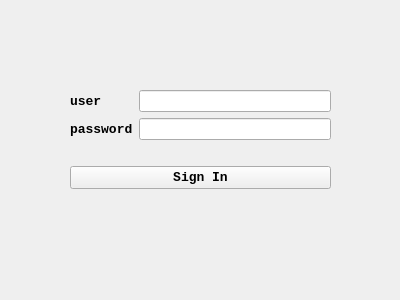
Before: the Qt Designer form PokemonClient/signin.ui in XiaoyuWang-BUPT/Pokemon, drawn with Qt 5.
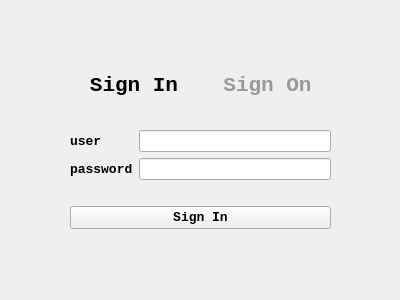
After: the same form once the commit is applied.

```diff
--- a/PokemonClient/signin.ui
+++ b/PokemonClient/signin.ui
@@ -17,7 +17,7 @@
    <property name="geometry">
     <rect>
      <x>70</x>
-     <y>70</y>
+     <y>110</y>
      <width>261</width>
      <height>141</height>
     </rect>
@@ -92,6 +92,69 @@
     </item>
    </layout>
   </widget>
+  <widget class="QWidget" name="">
+   <property name="geometry">
+    <rect>
+     <x>70</x>
+     <y>60</y>
+     <width>261</width>
+     <height>51</height>
+    </rect>
+   </property>
+   <layout class="QHBoxLayout" name="horizontalLayout_2">
+    <item>
+     <widget class="QPushButton" name="topButtonSignIn">
+      <property name="enabled">
+       <bool>false</bool>
+      </property>
+      <property name="font">
+       <font>
+        <family>Consolas</family>
+        <pointsize>16</pointsize>
+        <weight>75</weight>
+        <bold>true</bold>
+       </font>
+      </property>
+      <property name="styleSheet">
+       <string notr="true">color : rgb(0, 0, 0);</string>
+      </property>
+      <property name="text">
+       <string>Sign In</string>
+      </property>
+      <property name="autoDefault">
+       <bool>false</bool>
+      </property>
+      <property name="default">
+       <bool>false</bool>
+      </property>
+      <property name="flat">
+       <bool>true</bool>
+      </property>
+     </widget>
+    </item>
+    <item>
+     <widget class="QPushButton" name="topButtonSignOn">
+      <property name="font">
+       <font>
+        <family>Consolas</family>
+        <pointsize>16</pointsize>
+        <weight>75</weight>
+        <bold>true</bold>
+       </font>
+      </property>
+      <property name="styleSheet">
+       <string notr="true">color : rgb(153, 153, 153);</string>
+      </property>
+      <property name="text">
+       <string>Sign On</string>
+      </property>
+      <property name="flat">
+       <bool>true</bool>
+      </property>
+     </widget>
+    </item>
+   </layout>
+  </widget>
  </widget>
  <resources/>
  <connections/>
```
